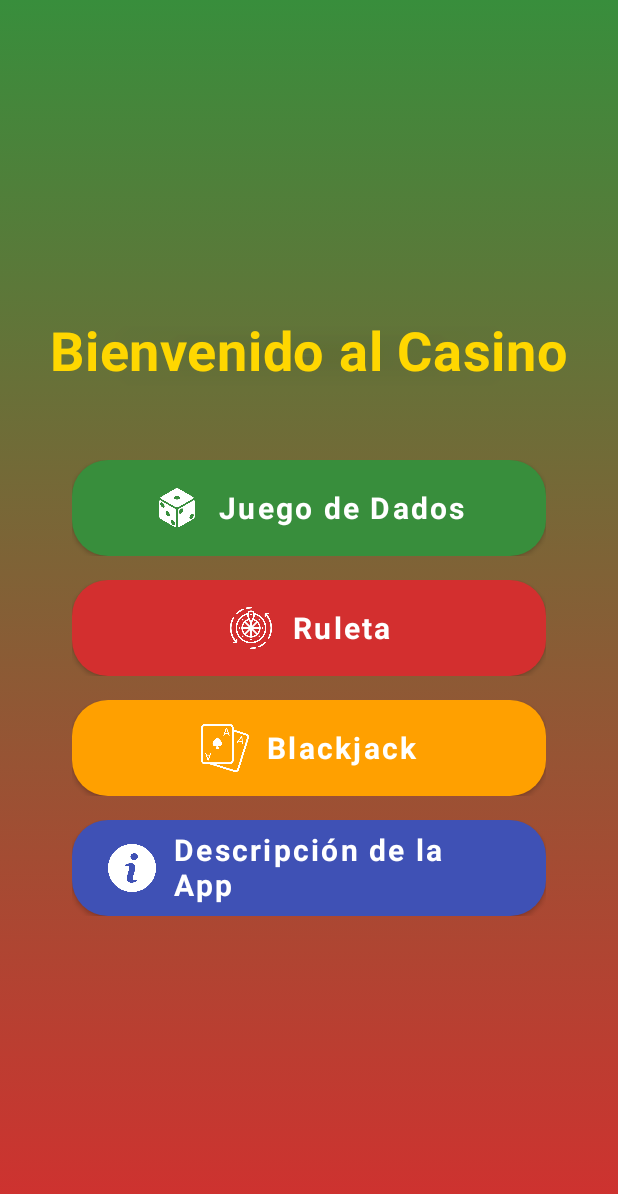
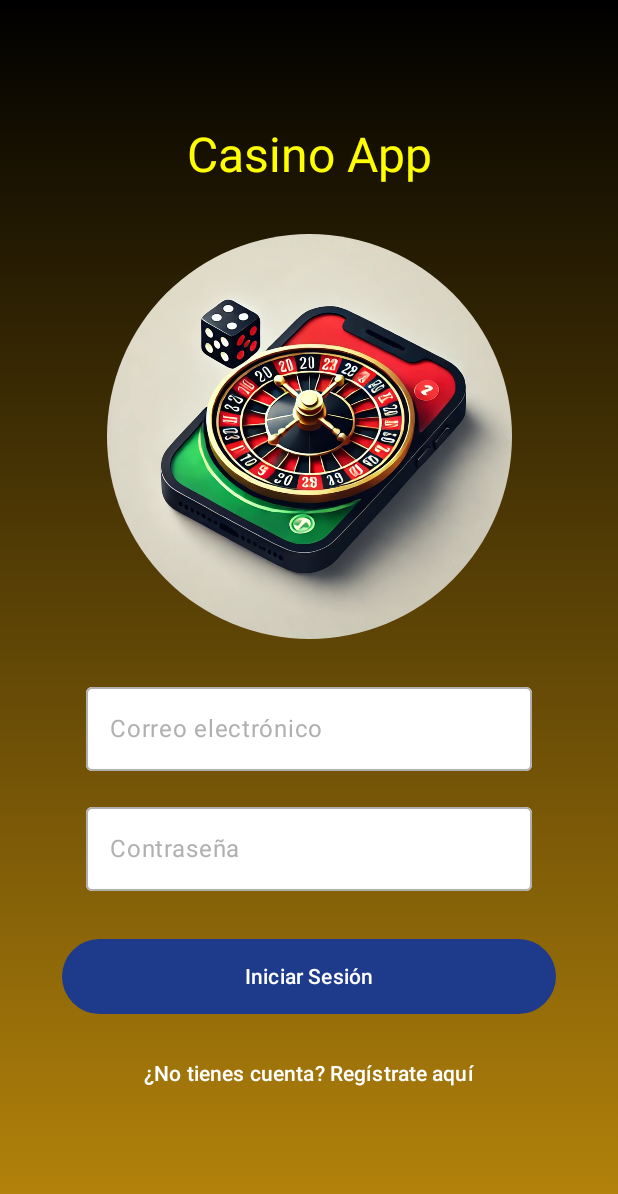
Before and after one commit to MiguelVelaG/Casino_App, an Android app built with Jetpack Compose: the screen it shows after launch (MainActivity), on a phone screen of 412 x 824 dp. Shown: the top 1194 px of the screen. Run offline under Robolectric (Android 15) with nearby library versions, the phone set to English and light mode, and no system bars; our stand-ins replace Firebase (no records; nobody signed in at launch, a user with empty details on screens opened directly).

Commit message:
Añadido el login y el register con el archivo de firebase sin implementarlo.

```diff
--- a/app/src/main/java/com/miguel/casinoapp/MainActivity.kt
+++ b/app/src/main/java/com/miguel/casinoapp/MainActivity.kt
@@ -6,9 +6,11 @@ import androidx.activity.ComponentActivity
 import androidx.activity.compose.setContent
 import androidx.compose.material3.MaterialTheme
 import androidx.compose.material3.Surface
+import androidx.lifecycle.viewmodel.compose.viewModel
 import androidx.navigation.compose.rememberNavController
 import com.miguel.casinoapp.navigation.NavGraph
 import com.miguel.casinoapp.ui.theme.CasinoAppTheme
+import com.miguel.casinoapp.viewmodel.AuthViewModel
 
 class MainActivity : ComponentActivity() {
 
@@ -18,11 +20,17 @@ class MainActivity : ComponentActivity() {
     override fun onCreate(savedInstanceState: Bundle?) {
         super.onCreate(savedInstanceState)
         Log.d(tag, "onCreate: Actividad creada")
+
         setContent {
             CasinoAppTheme {
                 val navController = rememberNavController()
+
+                // Crear el ViewModel directamente
+                val authViewModel: AuthViewModel = viewModel()
+
                 Surface(color = MaterialTheme.colorScheme.background) {
-                    NavGraph(navController = navController)
+                    // Pasar el authViewModel a la NavGraph
+                    NavGraph(navController = navController, authViewModel = authViewModel)
                 }
             }
         }
--- a/app/src/main/java/com/miguel/casinoapp/navigation/NavGraph.kt
+++ b/app/src/main/java/com/miguel/casinoapp/navigation/NavGraph.kt
@@ -8,38 +8,43 @@ import androidx.navigation.compose.composable
 import com.miguel.casinoapp.ui.theme.BlackjackGameScreen
 import com.miguel.casinoapp.ui.theme.DescriptionScreen
 import com.miguel.casinoapp.ui.theme.DiceGameScreen
+import com.miguel.casinoapp.ui.theme.LoginScreen
 import com.miguel.casinoapp.viewmodel.DiceRollerViewModel
 import com.miguel.casinoapp.ui.theme.MainMenuScreen
+import com.miguel.casinoapp.ui.theme.RegisterScreen
 import com.miguel.casinoapp.ui.theme.RouletteGameScreen
+import com.miguel.casinoapp.viewmodel.AuthViewModel
 import com.miguel.casinoapp.viewmodel.BlackjackViewModel
 import com.miguel.casinoapp.viewmodel.RouletteViewModel
 
 @Composable
-fun NavGraph(navController: NavHostController) {
-    // Define el grafo de navegación entre las pantallas
-    NavHost(navController = navController, startDestination = "mainMenu") {
+fun NavGraph(navController: NavHostController, authViewModel: AuthViewModel) {
+    NavHost(navController = navController, startDestination = "login") {
+
+        composable("login") {
+            LoginScreen(navController = navController, authViewModel = authViewModel)
+        }
+
+        composable("register") {
+            RegisterScreen(navController = navController, authViewModel = authViewModel)
+        }
+
         composable("mainMenu") {
-            // Pantalla de inicio
             MainMenuScreen(navController = navController)
         }
         composable("dice") {
-            // Se obtiene el ViewModel del juego de dados correctamente
-            val diceRollerViewModel: DiceRollerViewModel = viewModel() // Creación del ViewModel
-            // Se pasa el ViewModel y el NavController a la pantalla correspondiente
+            val diceRollerViewModel: DiceRollerViewModel = viewModel()
             DiceGameScreen(viewModel = diceRollerViewModel, navController = navController)
         }
         composable("roulette") {
-            // Se obtiene el ViewModel del juego de ruleta
             val rouletteViewModel: RouletteViewModel = viewModel()
             RouletteGameScreen(viewModel = rouletteViewModel, navController = navController)
         }
         composable("blackjack") {
-            // Se obtiene el ViewModel del juego de blackjack
             val blackjackViewModel: BlackjackViewModel = viewModel()
             BlackjackGameScreen(viewModel = blackjackViewModel, navController = navController)
         }
         composable("description") {
-            // Aquí se navega a la pantalla de descripción
             DescriptionScreen(navController = navController)
         }
     }
--- /dev/null
+++ b/app/src/main/java/com/miguel/casinoapp/ui/theme/LoginScreen.kt
@@ -0,0 +1,150 @@
+package com.miguel.casinoapp.ui.theme
+
+import androidx.compose.foundation.Image
+import androidx.compose.foundation.background
+import androidx.compose.foundation.layout.Arrangement
+import androidx.compose.foundation.layout.Column
+import androidx.compose.foundation.layout.PaddingValues
+import androidx.compose.foundation.layout.Spacer
+import androidx.compose.foundation.layout.fillMaxSize
+import androidx.compose.foundation.layout.fillMaxWidth
+import androidx.compose.foundation.layout.height
+import androidx.compose.foundation.layout.padding
+import androidx.compose.foundation.layout.size
+import androidx.compose.foundation.shape.CircleShape
+import androidx.compose.material3.Button
+import androidx.compose.material3.ButtonDefaults
+import androidx.compose.material3.ExperimentalMaterial3Api
+import androidx.compose.material3.MaterialTheme
+import androidx.compose.material3.OutlinedTextField
+import androidx.compose.material3.Text
+import androidx.compose.material3.TextButton
+import androidx.compose.material3.TextFieldDefaults
+import androidx.compose.runtime.Composable
+import androidx.compose.runtime.mutableStateOf
+import androidx.compose.runtime.remember
+import androidx.compose.ui.Alignment
+import androidx.compose.ui.Modifier
+import androidx.compose.ui.draw.clip
+import androidx.compose.ui.graphics.Brush
+import androidx.compose.ui.graphics.Color
+import androidx.compose.ui.platform.LocalContext
+import androidx.compose.ui.res.painterResource
+import androidx.compose.ui.text.input.PasswordVisualTransformation
+import androidx.compose.ui.unit.dp
+import androidx.navigation.NavController
+import com.miguel.casinoapp.R
+import com.miguel.casinoapp.viewmodel.AuthViewModel
+
+@OptIn(ExperimentalMaterial3Api::class) // Añade esta anotación
+@Composable
+fun LoginScreen(navController: NavController, authViewModel: AuthViewModel) {
+    var email = remember { mutableStateOf("") }
+    var password = remember { mutableStateOf("") }
+    val context = LocalContext.current
+
+    Column(
+        modifier = Modifier
+            .fillMaxSize()
+            .background(
+                brush = Brush.verticalGradient(
+                    colors = listOf(Color(0xFF000000), Color(0xFFB8860B)), // Gradiente negro a dorado (luxuoso)
+                    startY = 0f,
+                    endY = Float.POSITIVE_INFINITY
+                )
+            ),
+        horizontalAlignment = Alignment.CenterHorizontally,
+        verticalArrangement = Arrangement.Center
+    ) {
+        // Texto "Casino App" encima de la imagen
+        Text(
+            text = "Casino App",
+            style = MaterialTheme.typography.headlineLarge.copy(color = Color.Yellow),
+            modifier = Modifier.padding(bottom = 16.dp) // Espacio entre el texto y la imagen
+        )
+
+        Spacer(modifier = Modifier.height(16.dp))
+
+        // Logo de la app
+        Image(
+            painter = painterResource(id = R.drawable.logo),
+            contentDescription = "Logo",
+            modifier = Modifier
+                .size(270.dp)
+                .clip(CircleShape)
+        )
+
+        Spacer(modifier = Modifier.height(24.dp))
+
+        // Campo de correo electrónico
+        OutlinedTextField(
+            value = email.value,
+            onValueChange = { email.value = it },
+            label = { Text("Correo electrónico") },
+            colors = TextFieldDefaults.colors(
+                focusedTextColor = Color.Black,
+                unfocusedTextColor = Color.Black,
+                focusedContainerColor = Color.White,
+                unfocusedContainerColor = Color.White,
+                focusedIndicatorColor = Color(0xFF1EAB65),
+                unfocusedIndicatorColor = Color(0xFFB0B0B0),
+                focusedLabelColor = Color(0xFF1EAB65),
+                unfocusedLabelColor = Color(0xFFB0B0B0),
+            ),
+            modifier = Modifier
+                .fillMaxWidth(0.8f)
+                .padding(horizontal = 16.dp) // Agrega margen a los lados
+        )
+
+        Spacer(modifier = Modifier.height(16.dp))
+
+        // Campo de contraseña
+        OutlinedTextField(
+            value = password.value,
+            onValueChange = { password.value = it },
+            label = { Text("Contraseña") },
+            visualTransformation = PasswordVisualTransformation(),
+            colors = TextFieldDefaults.colors(
+                focusedTextColor = Color.Black,
+                unfocusedTextColor = Color.Black,
+                focusedContainerColor = Color.White,
+                unfocusedContainerColor = Color.White,
+                focusedIndicatorColor = Color(0xFF1EAB65),
+                unfocusedIndicatorColor = Color(0xFFB0B0B0),
+                focusedLabelColor = Color(0xFF1EAB65),
+                unfocusedLabelColor = Color(0xFFB0B0B0),
+            ),
+            modifier = Modifier
+                .fillMaxWidth(0.8f)
+                .padding(horizontal = 16.dp)
+        )
+
+        Spacer(modifier = Modifier.height(32.dp))
+
+        // Botón de inicio de sesión
+        Button(
+            onClick = {
+                authViewModel.loginWithEmail(email.value, password.value) {
+                    navController.navigate("mainMenu") {
+                        popUpTo("login") { inclusive = true } // Borra el login del historial
+                    }
+                }
+            },
+            colors = ButtonDefaults.buttonColors(containerColor = Color(0xFF1E3A8A), contentColor = Color.White),
+            modifier = Modifier
+                .fillMaxWidth(0.8f)
+                .height(50.dp), // Botón grande y destacado
+            shape = CircleShape,
+            contentPadding = PaddingValues(vertical = 12.dp),
+        ) {
+            Text("Iniciar Sesión", color = Color.White)
+        }
+
+        Spacer(modifier = Modifier.height(16.dp))
+
+        // Botón de registro para nuevos usuarios
+        TextButton(onClick = { navController.navigate("register") }) {
+            Text("¿No tienes cuenta? Regístrate aquí", color = Color.White)
+        }
+    }
+}
--- a/build.gradle.kts
+++ b/build.gradle.kts
@@ -3,4 +3,5 @@ plugins {
     alias(libs.plugins.android.application) apply false
     alias(libs.plugins.kotlin.android) apply false
     alias(libs.plugins.kotlin.compose) apply false
+    id("com.google.gms.google-services") version "4.4.2" apply false
 }
```
Also changed, not shown: app/build.gradle.kts (+11 -3 lines), app/src/main/java/com/miguel/casinoapp/ui/theme/RegisterScreen.kt (added, +69 -0 lines), app/src/main/java/com/miguel/casinoapp/viewmodel/AuthViewModel.kt (added, +47 -0 lines), gradle/libs.versions.toml (+6 -1 lines), app/src/main/res/drawable/logo.png (added), gradle/wrapper/gradle-wrapper.properties, 1 other file.
